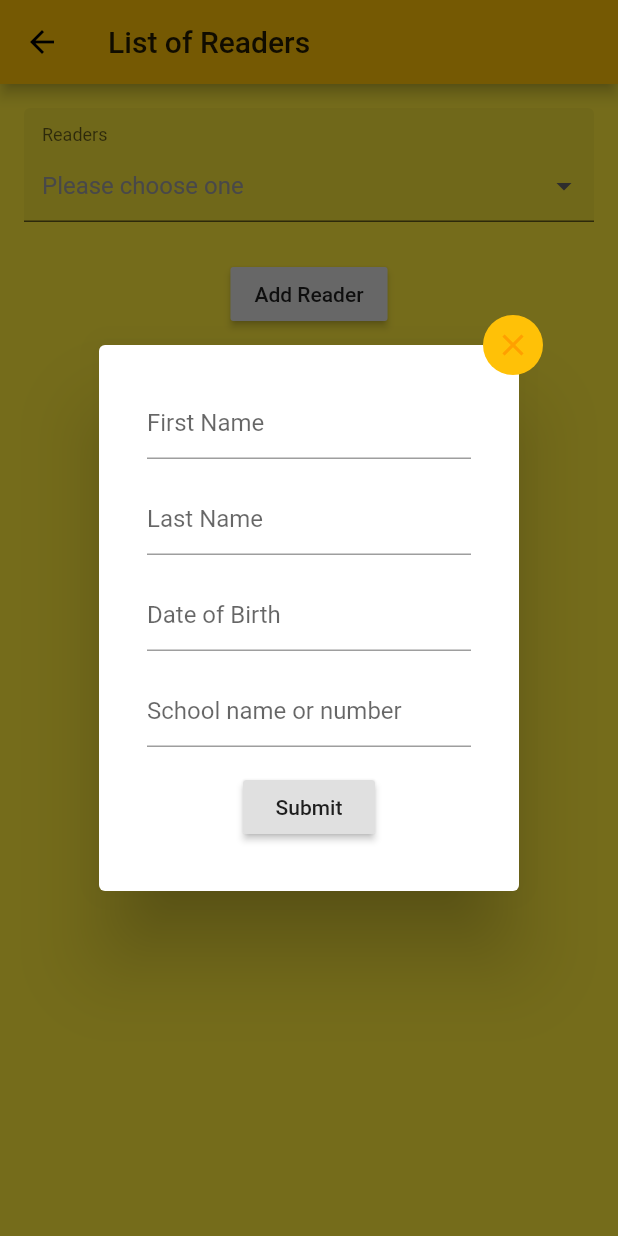
After one commit to JGYaniv/ALPapp, a Flutter app: the AddFindReader screen opened by its route, after a tap on "Add Reader", on a phone screen of 412 x 824 dp. The commit adds this screen. Run offline on Flutter 3.47's test engine with Material 2 defaults, Android fonts, the phone set to English and light mode, and no system bars; drawn by our look-alikes of dropdown_formfield; our stand-ins replace cloud_firestore, firebase_auth, firebase_core, firebase_database, flutter_signin_button, graphql_flutter and 1 more; missing offline and left inert: flutter_barcode_scanner; accounts and stored records are empty.

Commit message:
add find reader wip

```diff
--- a/client/lib/main.dart
+++ b/client/lib/main.dart
@@ -8,6 +8,7 @@ import 'package:ALPapp/services/book_service.dart'; //data layer for book model
 import 'package:ALPapp/theme/standard_theme.dart';
 import 'package:ALPapp/pages/show.dart';
 import 'package:ALPapp/pages/introscreen.dart';
+import 'package:ALPapp/pages/add_find_reader.dart';
 
 void main() async {
   WidgetsFlutterBinding.ensureInitialized();
@@ -31,9 +32,11 @@ class App extends StatelessWidget {
           title: 'ALPapp',
           theme: StandardThemeData.themeData(),
           home: IntroScreen(),
+          // home: AddFindReader(),
           // home: IndexPage(),
           routes: {
             '/show': (context) => ShowPage(),
+            '/readers': (context) => AddFindReader(),
           }),
     );
   }
--- /dev/null
+++ b/client/lib/pages/add_find_reader.dart
@@ -0,0 +1,195 @@
+import 'package:provider/provider.dart';
+import 'package:flutter/material.dart';
+import 'package:flutter/services.dart';
+import 'package:dropdown_formfield/dropdown_formfield.dart';
+
+class AddFindReader extends StatefulWidget {
+  AddFindReader({Key key}) : super(key: key);
+
+  @override
+  _AddFindReaderState createState() => _AddFindReaderState();
+}
+
+class _AddFindReaderState extends State<AddFindReader> {
+  String _myReader;
+  String _myReaderResult;
+  final formKey = new GlobalKey<FormState>();
+
+  @override
+  void initState() {
+    super.initState();
+    _myReader = '';
+    _myReaderResult = '';
+  }
+
+  _saveForm() {
+    var form = formKey.currentState;
+    if (form.validate()) {
+      form.save();
+      setState(() {
+        _myReaderResult = _myReader;
+      });
+    }
+  }
+
+// https://stackoverflow.com/questions/54480641/flutter-how-to-create-forms-in-popup
+  _openModal() {
+    final _formKey = GlobalKey<FormState>();
+    showDialog(
+      context: context,
+      builder: (BuildContext context) {
+        return AlertDialog(
+          content: Stack(
+            overflow: Overflow.visible,
+            children: <Widget>[
+              Positioned(
+                right: -40.0,
+                top: -40.0,
+                child: InkResponse(
+                  onTap: () {
+                    Navigator.of(context).pop();
+                  },
+                  child: CircleAvatar(
+                    child: Icon(Icons.close),
+                    backgroundColor: Colors.amber,
+                  ),
+                ),
+              ),
+              Form(
+                key: _formKey,
+                child: Column(
+                  mainAxisSize: MainAxisSize.min,
+                  children: <Widget>[
+                    Padding(
+                      padding: EdgeInsets.all(8.0),
+                      child: TextFormField(
+                        decoration: InputDecoration(
+                          hintText: "First Name"
+                        ),
+                        validator: (value) {
+                          if(value.isEmpty) {
+                            return 'Please enter the First Name';
+                          }
+                        },
+                      ),
+                    ),
+                    Padding(
+                      padding: EdgeInsets.all(8.0),
+                      child: TextFormField(
+                        decoration: InputDecoration(
+                          hintText: "Last Name"
+                        ),
+                        validator: (value) {
+                          if(value.isEmpty) {
+                            return 'Please enter the Last Name';
+                          }
+                        },
+                      ),
+                    ),
+                    Padding(
+                      padding: EdgeInsets.all(8.0),
+                      child: TextFormField(
+                        decoration: InputDecoration(
+                          hintText: "Date of Birth"
+                        ),
+                      ),
+                    ),
+                    Padding(
+                      padding: EdgeInsets.all(8.0),
+                      child: TextFormField(
+                        decoration: InputDecoration(
+                          hintText: "School name or number"
+                        ),
+                      ),
+                    ),
+                    Padding(
+                      padding: const EdgeInsets.all(8.0),
+                      child: RaisedButton(
+                        child: Text("Submit"),
+                        onPressed: () {
+                          if (_formKey.currentState.validate()) {
+                            _formKey.currentState.save();
+                          }
+                        },
+                      ),
+                    )
+                  ],
+                ),
+              ),
+            ],
+          ),
+        );
+      });
+  }
+
+  @override
+  Widget build(BuildContext context) {
+    return Scaffold(
+      appBar: AppBar(
+        title: Text('List of Readers'),
+      ),
+      body: Center(
+        child: Form(
+          key: formKey,
+          child: Column(
+            mainAxisAlignment: MainAxisAlignment.start,
+            children: <Widget>[
+              Container(
+                padding: EdgeInsets.all(16),
+                child: DropDownFormField(
+                  titleText: 'Readers',
+                  hintText: 'Please choose one',
+                  value: _myReader,
+                  onSaved: (value) {
+                    setState(() {
+                      _myReader = value;
+                    });
+                  },
+                  onChanged: (value) {
+                    setState(() {
+                      _myReader = value;
+                    });
+                  },
+                  dataSource: [
+                    {
+                      "display": "Reader1",
+                      "value": "Reader1",
+                    },
+                    {
+                      "display": "Reader2",
+                      "value": "Reader2",
+                    },
+                    {
+                      "display": "Reader3",
+                      "value": "Reader3",
+                    },
+                  ],
+                  textField: 'display',
+                  valueField: 'value',
+                ),
+              ),
+              Container(
+                padding: EdgeInsets.all(8),
+                child: RaisedButton(
+                  child: Text('Add Reader'),
+                  onPressed: _openModal,
+                ),
+              ),
+              Container(
+                padding: EdgeInsets.all(8),
+                child: RaisedButton(
+                  child: Text('Save'),
+                  onPressed: _saveForm,
+                ),
+              ),
+              Container(
+                padding: EdgeInsets.all(16),
+                child: Text(_myReaderResult),
+              )
+            ],
+          ),
+        ),
+      ),
+    );
+  }
+}
--- a/client/pubspec.yaml
+++ b/client/pubspec.yaml
@@ -33,7 +33,11 @@ dependencies:
   google_api_availability: ^2.0.4
   provider: ^4.3.2+2
   splashscreen: 1.2.0
+<<<<<<< HEAD
   graphql_flutter: ^3.0.0
+=======
+  dropdown_formfield: ^0.1.3
+>>>>>>> 98f44e7 (add find reader wip)
 
 dev_dependencies:
   test: ^1.15.4
```
Also changed, not shown: client/pubspec.lock.
